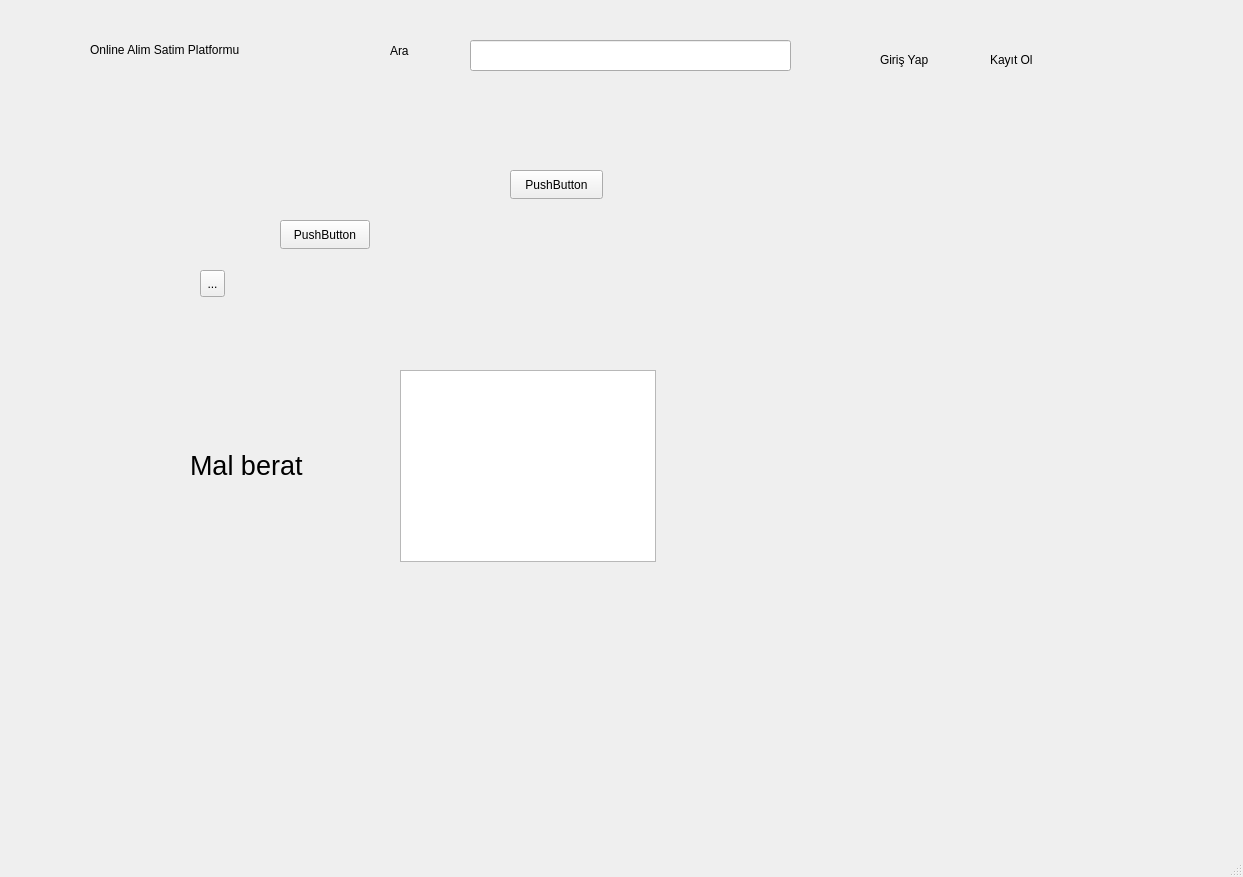
Above: mainwindow.ui from Online-Alim-Satim-Platformu/Online-Alim-Satim-Platformu before the change. Below: the same form after it.
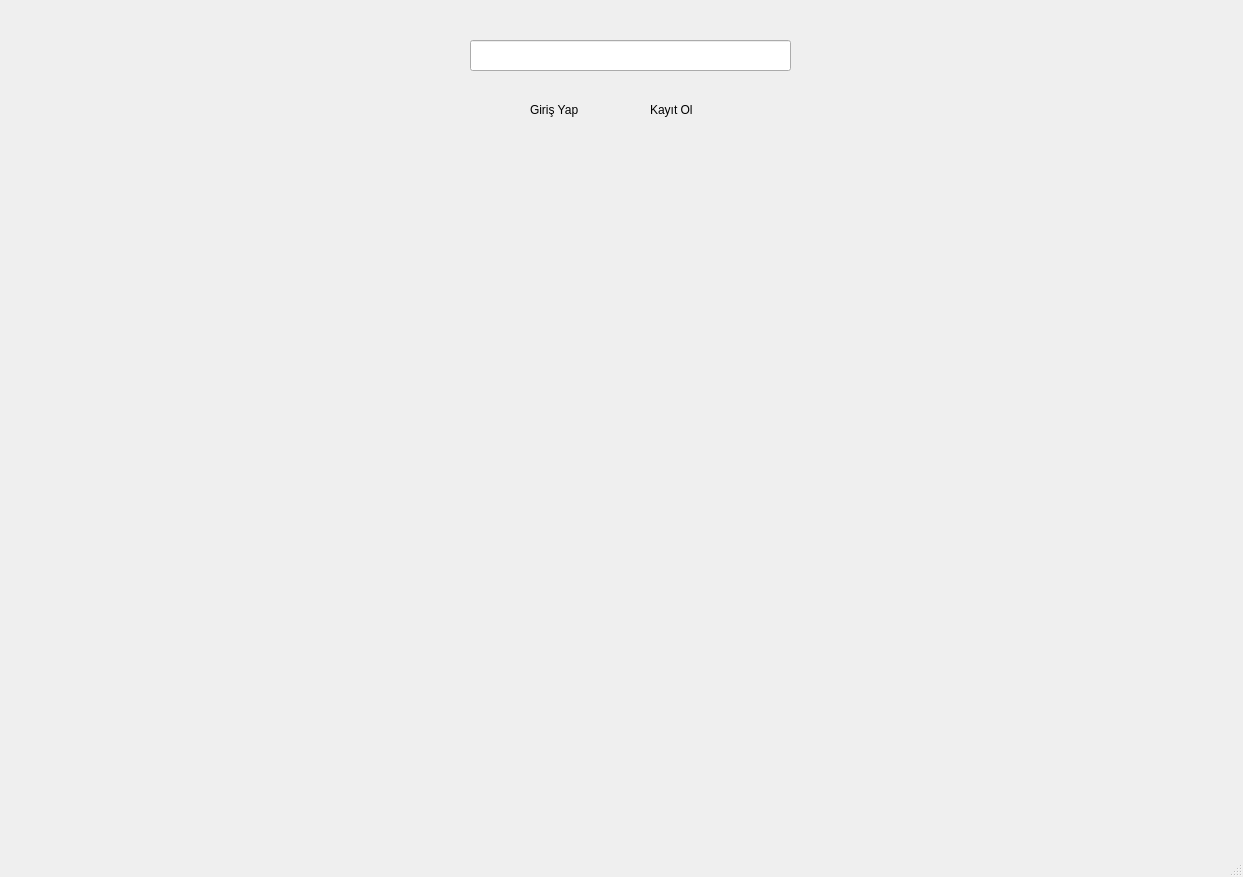
That is the form after the change.

Commit message:
main_temiz
main_temiz

```diff
--- a/mainwindow.ui
+++ b/mainwindow.ui
@@ -14,32 +14,6 @@
    <string>MainWindow</string>
   </property>
   <widget class="QWidget" name="centralwidget">
-   <widget class="QLabel" name="label">
-    <property name="geometry">
-     <rect>
-      <x>90</x>
-      <y>40</y>
-      <width>201</width>
-      <height>20</height>
-     </rect>
-    </property>
-    <property name="text">
-     <string>Online Alim Satim Platformu</string>
-    </property>
-   </widget>
-   <widget class="QLabel" name="label_2">
-    <property name="geometry">
-     <rect>
-      <x>390</x>
-      <y>30</y>
-      <width>31</width>
-      <height>41</height>
-     </rect>
-    </property>
-    <property name="text">
-     <string>Ara</string>
-    </property>
-   </widget>
    <widget class="QLineEdit" name="lineEdit">
     <property name="geometry">
      <rect>
@@ -50,32 +24,6 @@
      </rect>
     </property>
    </widget>
-   <widget class="QToolButton" name="toolButton">
-    <property name="geometry">
-     <rect>
-      <x>200</x>
-      <y>270</y>
-      <width>25</width>
-      <height>27</height>
-     </rect>
-    </property>
-    <property name="text">
-     <string>...</string>
-    </property>
-   </widget>
-   <widget class="QPushButton" name="pushButton">
-    <property name="geometry">
-     <rect>
-      <x>280</x>
-      <y>220</y>
-      <width>90</width>
-      <height>29</height>
-     </rect>
-    </property>
-    <property name="text">
-     <string>PushButton</string>
-    </property>
-   </widget>
    <widget class="QWidget" name="widget" native="true">
     <property name="geometry">
      <rect>
@@ -86,34 +34,11 @@
      </rect>
     </property>
    </widget>
-   <widget class="QPushButton" name="pushButton_2">
-    <property name="geometry">
-     <rect>
-      <x>510</x>
-      <y>170</y>
-      <width>93</width>
-      <height>29</height>
-     </rect>
-    </property>
-    <property name="text">
-     <string>PushButton</string>
-    </property>
-   </widget>
-   <widget class="QListView" name="listView">
-    <property name="geometry">
-     <rect>
-      <x>400</x>
-      <y>370</y>
-      <width>256</width>
-      <height>192</height>
-     </rect>
-    </property>
-   </widget>
    <widget class="QLabel" name="label_3">
     <property name="geometry">
      <rect>
-      <x>880</x>
-      <y>50</y>
+      <x>530</x>
+      <y>100</y>
       <width>63</width>
       <height>20</height>
      </rect>
@@ -125,8 +50,8 @@
    <widget class="QLabel" name="label_4">
     <property name="geometry">
      <rect>
-      <x>990</x>
-      <y>50</y>
+      <x>650</x>
+      <y>100</y>
       <width>63</width>
       <height>20</height>
      </rect>
@@ -135,24 +60,6 @@
      <string>Kayıt Ol</string>
     </property>
    </widget>
-   <widget class="QLabel" name="label_5">
-    <property name="geometry">
-     <rect>
-      <x>190</x>
-      <y>440</y>
-      <width>161</width>
-      <height>51</height>
-     </rect>
-    </property>
-    <property name="font">
-     <font>
-      <pointsize>20</pointsize>
-     </font>
-    </property>
-    <property name="text">
-     <string>Mal berat</string>
-    </property>
-   </widget>
   </widget>
   <widget class="QMenuBar" name="menubar">
    <property name="geometry">
```
